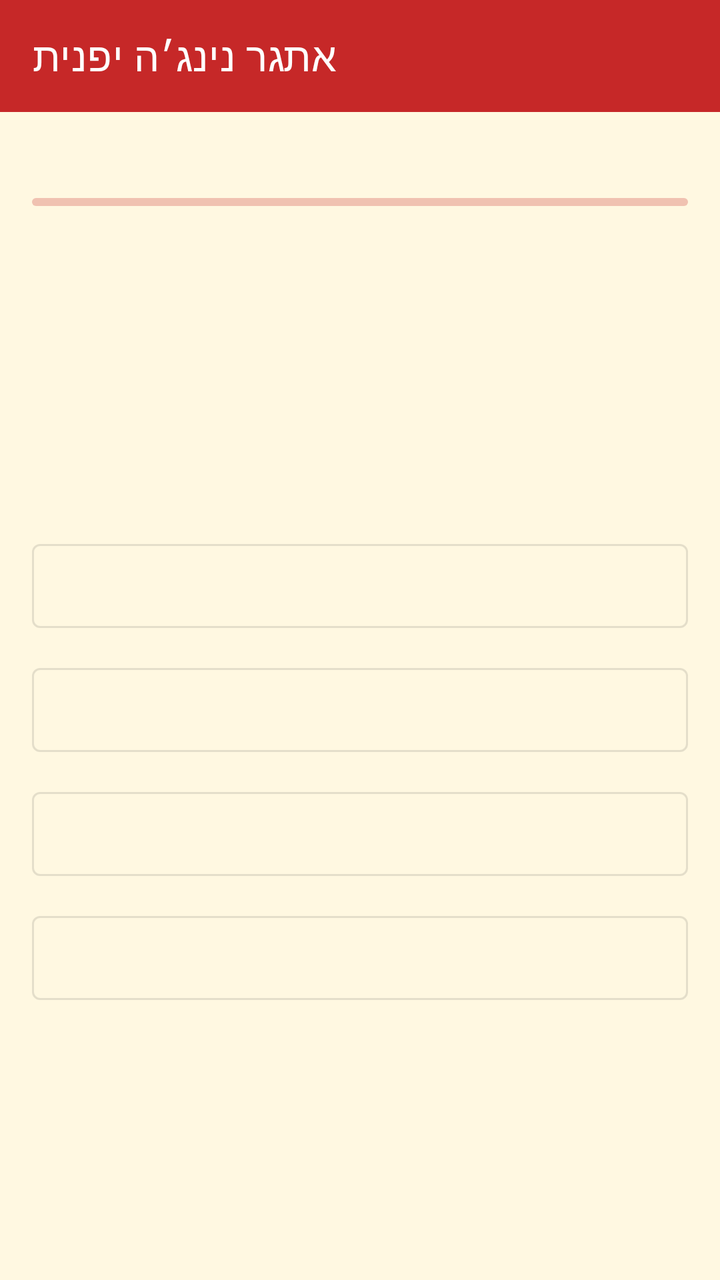
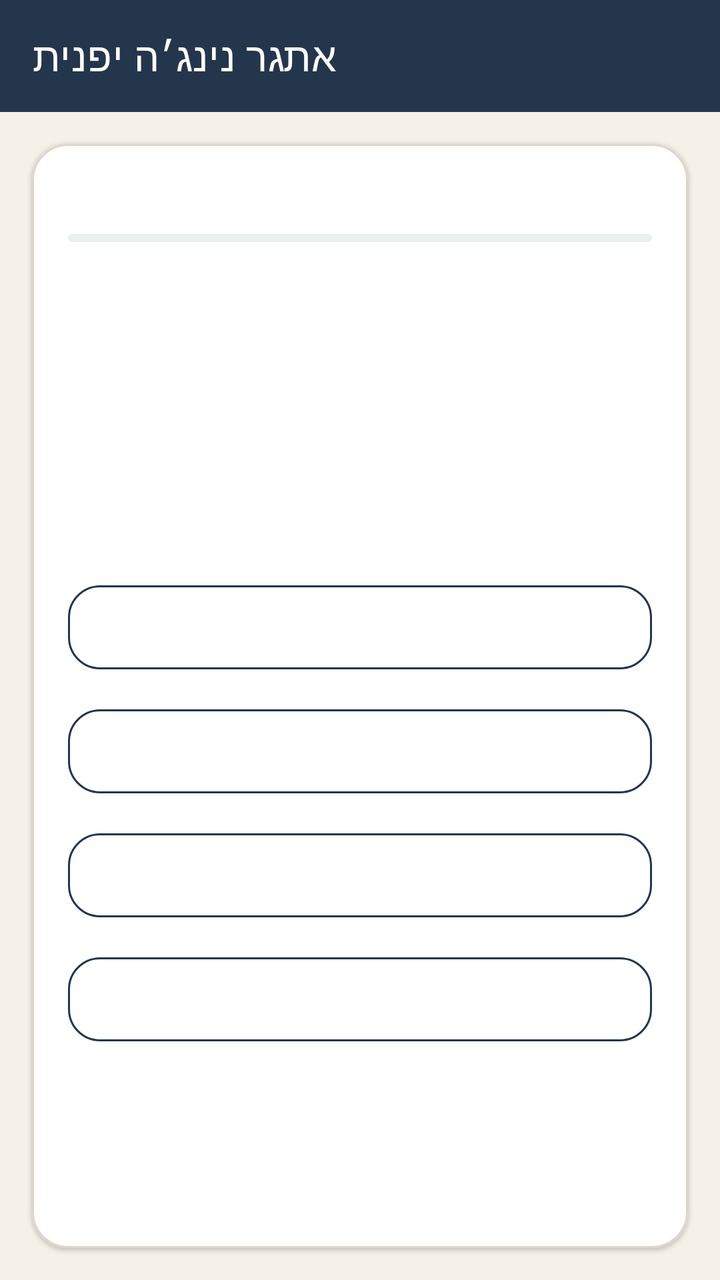

Before-and-after screenshots of an Android layout around one commit, followed by the original layout XML and the change that was made.
<!-- AndroidManifest.xml: application theme Theme.NihongoBeginner -->
<!-- res/layout/activity_game_challenge.xml -->
<?xml version="1.0" encoding="utf-8"?>
<LinearLayout xmlns:android="http://schemas.android.com/apk/res/android"
    xmlns:app="http://schemas.android.com/apk/res-auto"
    android:layout_width="match_parent"
    android:layout_height="match_parent"
    android:background="@color/surface"
    android:orientation="vertical">

    <com.google.android.material.appbar.MaterialToolbar
        android:id="@+id/toolbar"
        android:layout_width="match_parent"
        android:layout_height="?actionBarSize"
        android:background="@color/colorPrimary"
        app:title="אתגר נינג׳ה יפנית"
        app:titleTextColor="@android:color/white" />

    <LinearLayout
        android:id="@+id/layoutChallengeGame"
        android:layout_width="match_parent"
        android:layout_height="0dp"
        android:layout_weight="1"
        android:orientation="vertical"
        android:padding="16dp">

        <TextView
            android:id="@+id/tvChallengeHighScore"
            android:layout_width="match_parent"
            android:layout_height="wrap_content"
            android:gravity="center"
            android:textColor="@color/colorPrimary"
            android:textSize="14sp"
            android:textStyle="bold" />

        <com.google.android.material.progressindicator.LinearProgressIndicator
            android:id="@+id/progressChallenge"
            android:layout_width="match_parent"
            android:layout_height="wrap_content"
            android:layout_marginTop="8dp"
            android:layout_marginBottom="8dp"
            android:max="100"
            app:trackCornerRadius="4dp" />

        <TextView
            android:id="@+id/tvChallengeCounter"
            android:layout_width="match_parent"
            android:layout_height="wrap_content"
            android:gravity="end"
            android:textColor="@android:color/darker_gray"
            android:textSize="12sp" />

        <TextView
            android:id="@+id/tvChallengeStats"
            android:layout_width="match_parent"
            android:layout_height="wrap_content"
            android:layout_marginTop="8dp"
            android:gravity="center"
            android:textColor="@color/onSurface"
            android:textSize="15sp"
            android:textStyle="bold" />

        <TextView
            android:id="@+id/tvChallengePrompt"
            android:layout_width="match_parent"
            android:layout_height="wrap_content"
            android:layout_marginTop="20dp"
            android:layout_marginBottom="16dp"
            android:gravity="center"
            android:minLines="3"
            android:textColor="@color/colorPrimary"
            android:textSize="20sp"
            android:textStyle="bold" />

        <com.google.android.material.button.MaterialButton
            android:id="@+id/btnChallengeOption0"
            style="@style/Widget.MaterialComponents.Button.OutlinedButton"
            android:layout_width="match_parent"
            android:layout_height="wrap_content"
            android:layout_marginBottom="8dp"
            android:minHeight="54dp" />

        <com.google.android.material.button.MaterialButton
            android:id="@+id/btnChallengeOption1"
            style="@style/Widget.MaterialComponents.Button.OutlinedButton"
            android:layout_width="match_parent"
            android:layout_height="wrap_content"
            android:layout_marginBottom="8dp"
            android:minHeight="54dp" />

        <com.google.android.material.button.MaterialButton
            android:id="@+id/btnChallengeOption2"
            style="@style/Widget.MaterialComponents.Button.OutlinedButton"
            android:layout_width="match_parent"
            android:layout_height="wrap_content"
            android:layout_marginBottom="8dp"
            android:minHeight="54dp" />

        <com.google.android.material.button.MaterialButton
            android:id="@+id/btnChallengeOption3"
            style="@style/Widget.MaterialComponents.Button.OutlinedButton"
            android:layout_width="match_parent"
            android:layout_height="wrap_content"
            android:minHeight="54dp" />

        <TextView
            android:id="@+id/tvChallengeFeedback"
            android:layout_width="match_parent"
            android:layout_height="wrap_content"
            android:layout_marginTop="16dp"
            android:gravity="center"
            android:minLines="2"
            android:textColor="@android:color/darker_gray"
            android:textSize="14sp"
            android:visibility="invisible" />

    </LinearLayout>

    <LinearLayout
        android:id="@+id/layoutChallengeResult"
        android:layout_width="match_parent"
        android:layout_height="match_parent"
        android:gravity="center"
        android:orientation="vertical"
        android:padding="32dp"
        android:visibility="gone">

        <TextView
            android:id="@+id/tvChallengeResultTitle"
            android:layout_width="match_parent"
            android:layout_height="wrap_content"
            android:gravity="center"
            android:textColor="@color/colorPrimary"
            android:textSize="26sp"
            android:textStyle="bold" />

        <TextView
            android:id="@+id/tvChallengeFinalScore"
            android:layout_width="match_parent"
            android:layout_height="wrap_content"
            android:layout_marginTop="12dp"
            android:gravity="center"
            android:textColor="@color/onSurface"
            android:textSize="52sp"
            android:textStyle="bold" />

        <TextView
            android:id="@+id/tvChallengeResultMessage"
            android:layout_width="match_parent"
            android:layout_height="wrap_content"
            android:layout_marginTop="8dp"
            android:layout_marginBottom="24dp"
            android:gravity="center"
            android:textColor="@android:color/darker_gray"
            android:textSize="16sp" />

        <Button
            android:id="@+id/btnChallengeReplay"
            android:layout_width="match_parent"
            android:layout_height="wrap_content"
            android:layout_marginBottom="8dp"
            android:text="שחק שוב" />

        <Button
            android:id="@+id/btnChallengeBack"
            style="@style/Widget.MaterialComponents.Button.OutlinedButton"
            android:layout_width="match_parent"
            android:layout_height="wrap_content"
            android:text="חזור למסך הראשי" />

    </LinearLayout>

</LinearLayout>
<!-- resources referenced by this layout -->
<resources>
  <color name="colorPrimary">#C62828</color>
  <color name="onSurface">#212121</color>
  <color name="surface">#FFF8E1</color>
  <style name="Theme.NihongoBeginner" parent="Theme.MaterialComponents.DayNight.DarkActionBar">
          <item name="colorPrimary">@color/colorPrimary</item>
          <item name="colorPrimaryVariant">@color/colorPrimaryVariant</item>
          <item name="colorOnPrimary">@color/colorOnPrimary</item>
          <item name="colorSecondary">@color/colorSecondary</item>
          <item name="colorOnSecondary">@color/colorOnSecondary</item>
          <item name="android:colorBackground">@color/background</item>
          <item name="colorSurface">@color/surface</item>
          <item name="colorOnSurface">@color/onSurface</item>
          <item name="windowActionBar">false</item>
          <item name="windowNoTitle">true</item>
          <item name="android:windowSoftInputMode">adjustResize</item>
      </style>
  <color name="colorPrimaryVariant">#B71C1C</color>
  <color name="colorOnPrimary">#FFFFFF</color>
  <color name="colorSecondary">#D32F2F</color>
  <color name="colorOnSecondary">#FFFFFF</color>
  <color name="background">#FFF8E1</color>
</resources>

<!-- the commit's change to res/layout/activity_game_challenge.xml (unified diff, before → after) -->
@@ -14,13 +14,23 @@
         app:title="אתגר נינג׳ה יפנית"
         app:titleTextColor="@android:color/white" />
 
-    <LinearLayout
+    <com.google.android.material.card.MaterialCardView
         android:id="@+id/layoutChallengeGame"
         android:layout_width="match_parent"
         android:layout_height="0dp"
         android:layout_weight="1"
-        android:orientation="vertical"
-        android:padding="16dp">
+        android:layout_margin="16dp"
+        app:cardBackgroundColor="@color/surfaceAlt"
+        app:cardCornerRadius="18dp"
+        app:cardElevation="1dp"
+        app:strokeColor="@color/dividerSoft"
+        app:strokeWidth="1dp">
+
+        <LinearLayout
+            android:layout_width="match_parent"
+            android:layout_height="match_parent"
+            android:orientation="vertical"
+            android:padding="18dp">
 
         <TextView
             android:id="@+id/tvChallengeHighScore"
@@ -38,6 +48,8 @@
             android:layout_marginTop="8dp"
             android:layout_marginBottom="8dp"
             android:max="100"
+            app:indicatorColor="@color/accentTeal"
+            app:trackColor="@color/surfaceSoft"
             app:trackCornerRadius="4dp" />
 
         <TextView
@@ -45,7 +57,7 @@
             android:layout_width="match_parent"
             android:layout_height="wrap_content"
             android:gravity="end"
-            android:textColor="@android:color/darker_gray"
+            android:textColor="@color/onSurfaceMuted"
             android:textSize="12sp" />
 
         <TextView
@@ -67,12 +79,12 @@
             android:gravity="center"
             android:minLines="3"
             android:textColor="@color/colorPrimary"
-            android:textSize="20sp"
+            android:textSize="21sp"
             android:textStyle="bold" />
 
         <com.google.android.material.button.MaterialButton
             android:id="@+id/btnChallengeOption0"
-            style="@style/Widget.MaterialComponents.Button.OutlinedButton"
+            style="@style/App.Button.Outlined"
             android:layout_width="match_parent"
             android:layout_height="wrap_content"
             android:layout_marginBottom="8dp"
@@ -80,7 +92,7 @@
 
         <com.google.android.material.button.MaterialButton
             android:id="@+id/btnChallengeOption1"
-            style="@style/Widget.MaterialComponents.Button.OutlinedButton"
+            style="@style/App.Button.Outlined"
             android:layout_width="match_parent"
             android:layout_height="wrap_content"
             android:layout_marginBottom="8dp"
@@ -88,7 +100,7 @@
 
         <com.google.android.material.button.MaterialButton
             android:id="@+id/btnChallengeOption2"
-            style="@style/Widget.MaterialComponents.Button.OutlinedButton"
+            style="@style/App.Button.Outlined"
             android:layout_width="match_parent"
             android:layout_height="wrap_content"
             android:layout_marginBottom="8dp"
@@ -96,7 +108,7 @@
 
         <com.google.android.material.button.MaterialButton
             android:id="@+id/btnChallengeOption3"
-            style="@style/Widget.MaterialComponents.Button.OutlinedButton"
+            style="@style/App.Button.Outlined"
             android:layout_width="match_parent"
             android:layout_height="wrap_content"
             android:minHeight="54dp" />
@@ -108,11 +120,13 @@
             android:layout_marginTop="16dp"
             android:gravity="center"
             android:minLines="2"
-            android:textColor="@android:color/darker_gray"
+            android:textColor="@color/onSurfaceMuted"
             android:textSize="14sp"
             android:visibility="invisible" />
 
-    </LinearLayout>
+        </LinearLayout>
+
+    </com.google.android.material.card.MaterialCardView>
 
     <LinearLayout
         android:id="@+id/layoutChallengeResult"
@@ -121,6 +135,7 @@
         android:gravity="center"
         android:orientation="vertical"
         android:padding="32dp"
+        android:background="@color/surface"
         android:visibility="gone">
 
         <TextView
@@ -161,7 +176,7 @@
 
         <Button
             android:id="@+id/btnChallengeBack"
-            style="@style/Widget.MaterialComponents.Button.OutlinedButton"
+            style="@style/App.Button.Outlined"
             android:layout_width="match_parent"
             android:layout_height="wrap_content"
             android:text="חזור למסך הראשי" />
<!-- resource entries referenced after the edit -->
@@ -1,8 +1,20 @@
 <!-- resources referenced by this layout -->
 <resources>
-  <color name="colorPrimary">#C62828</color>
-  <color name="onSurface">#212121</color>
-  <color name="surface">#FFF8E1</color>
+  <color name="accentTeal">#2A9D8F</color>
+  <color name="colorPrimary">#24364B</color>
+  <color name="dividerSoft">#DDD6CA</color>
+  <color name="onSurface">#1F2933</color>
+  <color name="onSurfaceMuted">#667085</color>
+  <color name="surface">#F6F1E8</color>
+  <color name="surfaceAlt">#FFFFFF</color>
+  <color name="surfaceSoft">#E9F0EE</color>
+  <style name="App.Button.Outlined" parent="Widget.MaterialComponents.Button.OutlinedButton">
+          <item name="cornerRadius">16dp</item>
+          <item name="android:minHeight">52dp</item>
+          <item name="android:textAllCaps">false</item>
+          <item name="strokeColor">@color/colorPrimary</item>
+          <item name="android:textColor">@color/colorPrimary</item>
+      </style>
   <style name="Theme.NihongoBeginner" parent="Theme.MaterialComponents.DayNight.DarkActionBar">
           <item name="colorPrimary">@color/colorPrimary</item>
           <item name="colorPrimaryVariant">@color/colorPrimaryVariant</item>
@@ -12,14 +24,21 @@
           <item name="android:colorBackground">@color/background</item>
           <item name="colorSurface">@color/surface</item>
           <item name="colorOnSurface">@color/onSurface</item>
+          <item name="materialButtonStyle">@style/App.Button</item>
           <item name="windowActionBar">false</item>
           <item name="windowNoTitle">true</item>
           <item name="android:windowSoftInputMode">adjustResize</item>
       </style>
-  <color name="colorPrimaryVariant">#B71C1C</color>
+  <color name="colorPrimaryVariant">#304B64</color>
   <color name="colorOnPrimary">#FFFFFF</color>
-  <color name="colorSecondary">#D32F2F</color>
+  <color name="colorSecondary">#E76F51</color>
   <color name="colorOnSecondary">#FFFFFF</color>
-  <color name="background">#FFF8E1</color>
+  <color name="background">#F6F1E8</color>
+  <style name="App.Button" parent="Widget.MaterialComponents.Button">
+          <item name="cornerRadius">16dp</item>
+          <item name="android:minHeight">52dp</item>
+          <item name="android:textAllCaps">false</item>
+          <item name="backgroundTint">@color/colorSecondary</item>
+      </style>
 </resources>
 
